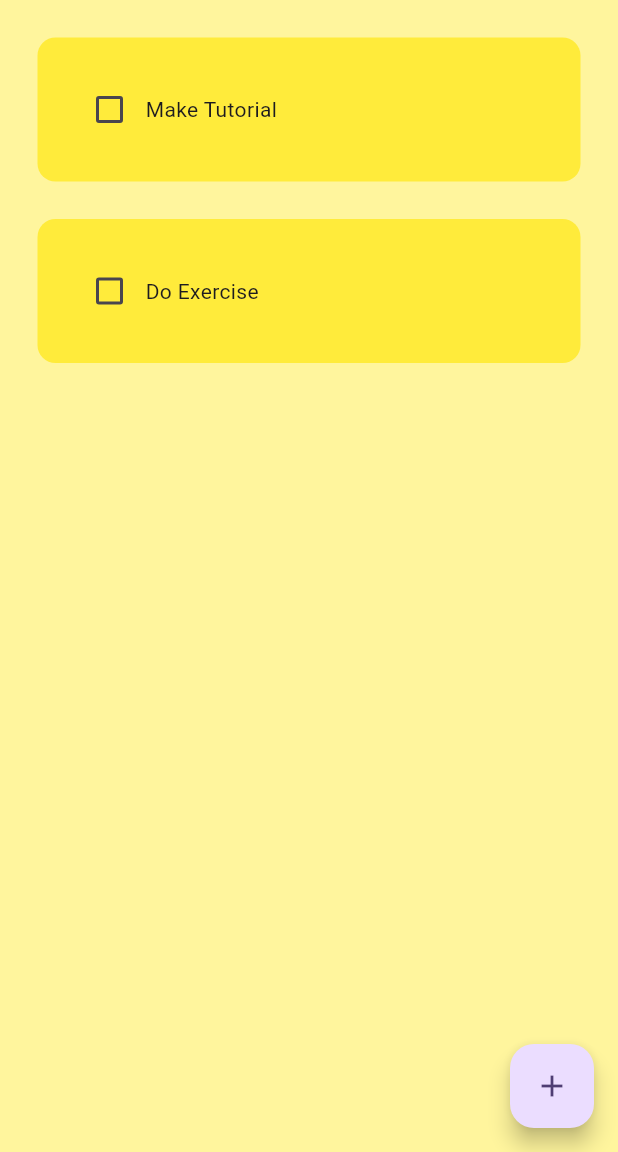
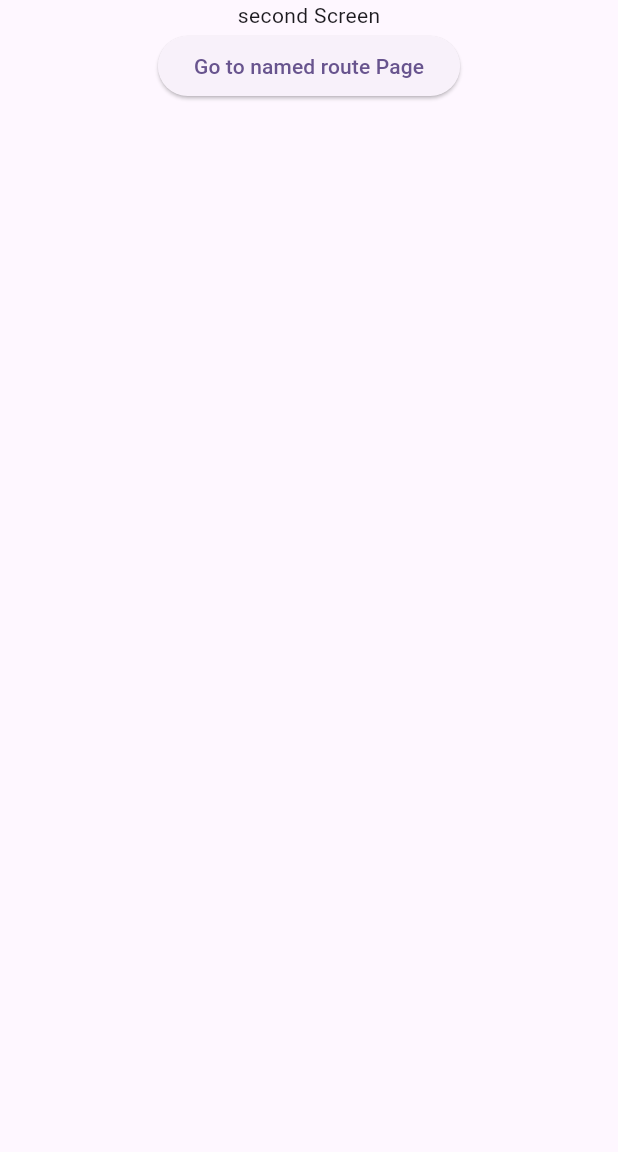
Before and after one commit to telage-concepts/blip-school-flutter-beginner, a Flutter app: the HomePage screen opened directly, on a phone screen of 412 x 824 dp, the part 84-1236 px from its top. Run offline on Flutter 3.47's test engine with Material 3 defaults, Android fonts, the phone set to English and light mode, and no system bars; drawn by our look-alikes of flutter_slidable.

```diff
--- a/lib/data/database.dart
+++ /dev/null
@@ -1,26 +0,0 @@
-import 'package:hive_flutter/hive_flutter.dart';
-
-class ToDoDataBase {
-  List toDoList = [];
-
-  // reference our box
-  final _myBox = Hive.box('mybox');
-
-  // run this method if this is the 1st time ever opening this app
-  void createInitialData() {
-    toDoList = [
-      ["Make Tutorial", false],
-      ["Do Exercise", false],
-    ];
-  }
-
-  // load the data from database
-  void loadData() {
-    toDoList = _myBox.get("TODOLIST");
-  }
-
-  // update the database
-  void updateDataBase() {
-    _myBox.put("TODOLIST", toDoList);
-  }
-}
--- a/lib/pages/home_page.dart
+++ b/lib/pages/home_page.dart
@@ -1,8 +1,4 @@
 import 'package:flutter/material.dart';
-import 'package:hive_flutter/hive_flutter.dart';
-import '../data/database.dart';
-import '../util/dialog_box.dart';
-import '../util/todo_tile.dart';
 
 class HomePage extends StatefulWidget {
   const HomePage({super.key});
@@ -12,88 +8,25 @@ class HomePage extends StatefulWidget {
 }
 
 class _HomePageState extends State<HomePage> {
-  // reference the hive box
-  final _myBox = Hive.box('mybox');
-  ToDoDataBase db = ToDoDataBase();
 
-  @override
-  void initState() {
-    // if this is the 1st time ever openin the app, then create default data
-    if (_myBox.get("TODOLIST") == null) {
-      db.createInitialData();
-    } else {
-      // there already exists data
-      db.loadData();
-    }
-
-    super.initState();
-  }
-
-  // text controller
-  final _controller = TextEditingController();
-
-  // checkbox was tapped
-  void checkBoxChanged(bool? value, int index) {
-    setState(() {
-      db.toDoList[index][1] = !db.toDoList[index][1];
-    });
-    db.updateDataBase();
-  }
-
-  // save new task
-  void saveNewTask() {
-    setState(() {
-      db.toDoList.add([_controller.text, false]);
-      _controller.clear();
-    });
-    Navigator.of(context).pop();
-    db.updateDataBase();
-  }
-
-  // create a new task
-  void createNewTask() {
-    showDialog(
-      context: context,
-      builder: (context) {
-        return DialogBox(
-          controller: _controller,
-          onSave: saveNewTask,
-          onCancel: () => Navigator.of(context).pop(),
-        );
-      },
-    );
-  }
-
-  // delete task
-  void deleteTask(int index) {
-    setState(() {
-      db.toDoList.removeAt(index);
-    });
-    db.updateDataBase();
-  }
 
   @override
   Widget build(BuildContext context) {
     return Scaffold(
-      backgroundColor: Colors.yellow[200],
       appBar: AppBar(
         title: Text('TO DO'),
         elevation: 0,
       ),
-      floatingActionButton: FloatingActionButton(
-        onPressed: createNewTask,
-        child: Icon(Icons.add),
-      ),
-      body: ListView.builder(
-        itemCount: db.toDoList.length,
-        itemBuilder: (context, index) {
-          return ToDoTile(
-            taskName: db.toDoList[index][0],
-            taskCompleted: db.toDoList[index][1],
-            onChanged: (value) => checkBoxChanged(value, index),
-            deleteFunction: (context) => deleteTask(index),
-          );
-        },
+      body: Column(
+        children: [
+          Center(
+            child:  Text('second Screen'),
+          ),
+          ///-----------------------
+          ///using named route
+          ///--------------------------
+          ElevatedButton(onPressed: (){Navigator.pushNamed(context, '/namedroute');}, child: Text('Go to named route Page'))
+        ],
       ),
     );
   }
--- a/lib/util/todo_tile.dart
+++ /dev/null
@@ -1,64 +0,0 @@
-import 'package:flutter/material.dart';
-import 'package:flutter_slidable/flutter_slidable.dart';
-
-class ToDoTile extends StatelessWidget {
-  final String taskName;
-  final bool taskCompleted;
-  Function(bool?)? onChanged;
-  Function(BuildContext)? deleteFunction;
-
-  ToDoTile({
-    super.key,
-    required this.taskName,
-    required this.taskCompleted,
-    required this.onChanged,
-    required this.deleteFunction,
-  });
-
-  @override
-  Widget build(BuildContext context) {
-    return Padding(
-      padding: const EdgeInsets.only(left: 25.0, right: 25, top: 25),
-      child: Slidable(
-        endActionPane: ActionPane(
-          motion: StretchMotion(),
-          children: [
-            SlidableAction(
-              onPressed: deleteFunction,
-              icon: Icons.delete,
-              backgroundColor: Colors.red.shade300,
-              borderRadius: BorderRadius.circular(12),
-            )
-          ],
-        ),
-        child: Container(
-          padding: EdgeInsets.all(24),
-          decoration: BoxDecoration(
-            color: Colors.yellow,
-            borderRadius: BorderRadius.circular(12),
-          ),
-          child: Row(
-            children: [
-              // checkbox
-              Checkbox(
-                value: taskCompleted,
-                onChanged: onChanged,
-                activeColor: Colors.black,
-              ),
-
-              // task name
-              Text(
-                taskName,
-                style: TextStyle(
-                  decoration: taskCompleted
-                      ? TextDecoration.lineThrough
-                      : TextDecoration.none,
-                ),
-              ),
-            ],
-          ),
-        ),
-      ),
-    );
-  }
-}
```
Also changed, not shown: lib/main.dart (+9 -15 lines), lib/pages/namedroute.dart (added, +25 -0 lines), lib/util/dialog_box.dart (deleted, +0 -53 lines), lib/util/my_button.dart (deleted, +0 -20 lines).
